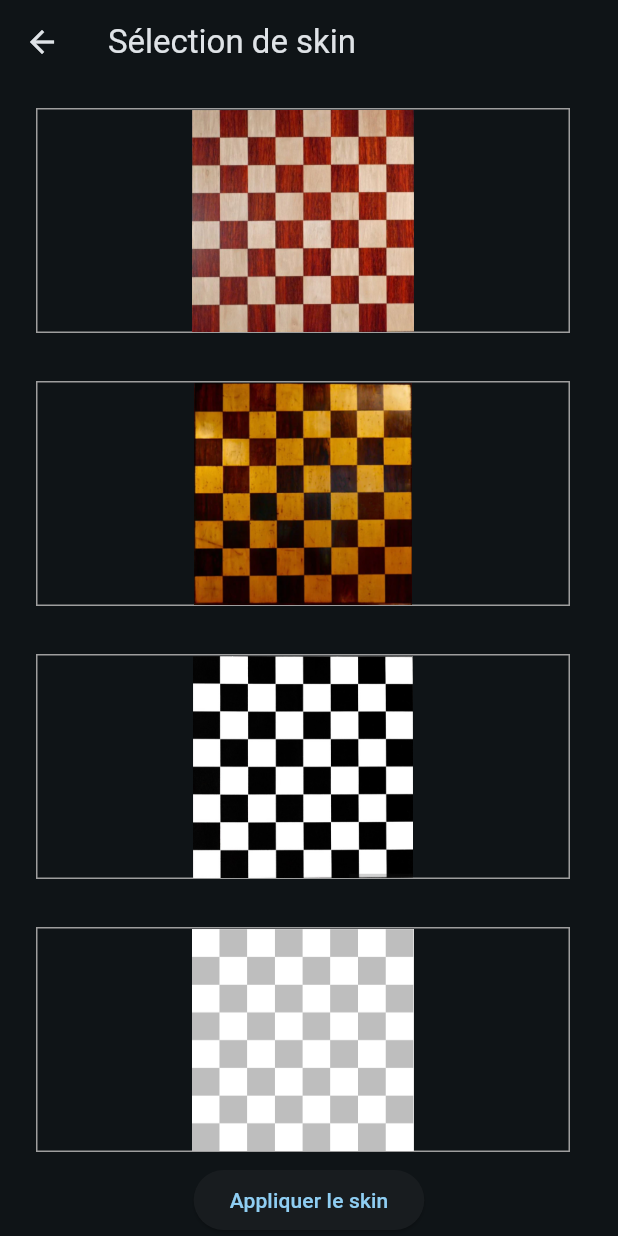
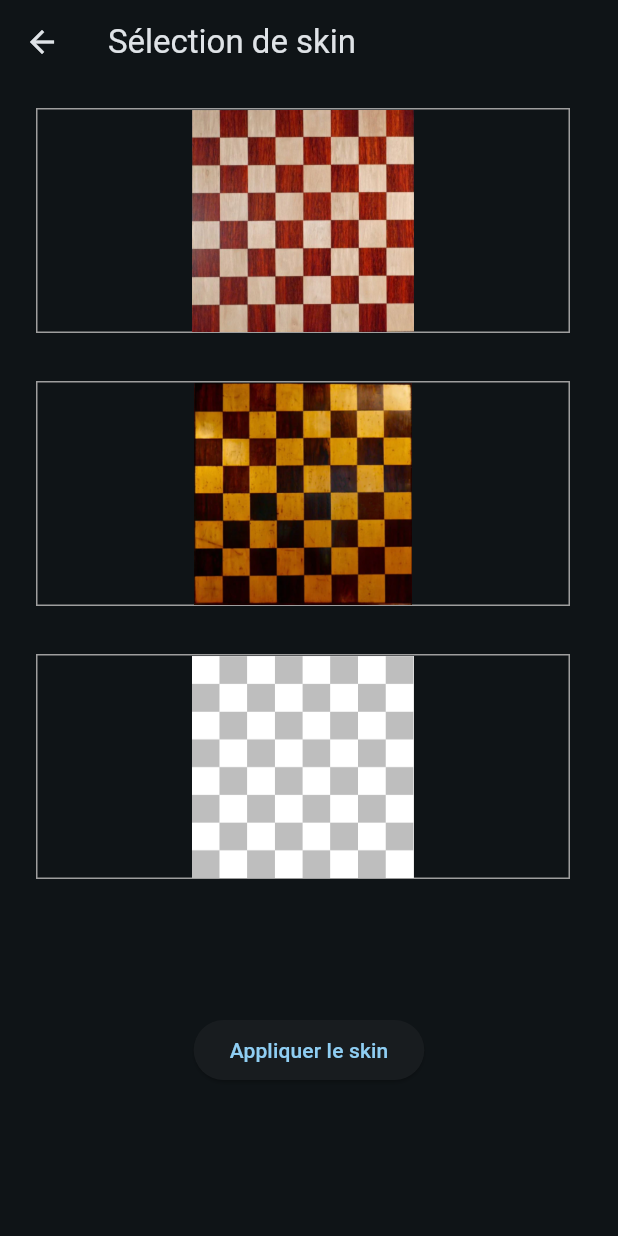
Before and after one commit to mahdilili/ChessFlutter-ETC, a Flutter app: the Skins screen opened directly, on a phone screen of 412 x 824 dp. Run offline on Flutter 3.47's test engine with Material 3 defaults, Android fonts, the light colour scheme and no system bars; our stand-ins replace animated_background, geocoding, geolocator, permission_handler, sqflite; missing offline and left inert: auth0_flutter, restart_app; accounts and stored records are empty.

Commit message:
fix dans les skins

```diff
--- a/chessappmobile/lib/models/square.dart
+++ b/chessappmobile/lib/models/square.dart
@@ -11,7 +11,7 @@ class Square extends StatelessWidget {
   final bool iswhitekingincheck;
   final bool isblackkingincheck;
   final String? selectedPath;
-
+  final String? Skin;
   const Square({
     super.key,
     required this.isWhite,
@@ -23,6 +23,7 @@ class Square extends StatelessWidget {
     required this.onTap,
     required this.isValidMove,
     required this.selectedPath,
+    this.Skin
   });
 
   @override
@@ -55,6 +56,7 @@ class Square extends StatelessWidget {
         else if(skin == "board2"){
           squareColor = isWhite ? Colors.brown[400] : Colors.orange[500];
         }
+
         else {
           squareColor = isWhite ? Colors.grey[400] : Colors.grey[600];
         }
@@ -78,7 +80,7 @@ class Square extends StatelessWidget {
         child: piece != null
             ? Image.asset(
           piece!.PathToImage,
-          color: piece!.isWhite ? Colors.white : Colors.black,
+          color: piece!.isWhite  ? Colors.white : Colors.black,
         )
             : null,
       ),
--- a/chessappmobile/lib/vues/skins.dart
+++ b/chessappmobile/lib/vues/skins.dart
@@ -10,7 +10,6 @@ class _SkinsState extends State<Skins> {
   List<String> skinPaths = [
     "lib/images/board1.PNG",
     "lib/images/board2.PNG",
-    "lib/images/board3.PNG",
     "lib/images/default_board.PNG",
 
   ];
@@ -57,7 +56,9 @@ class _SkinsState extends State<Skins> {
             ),
           ),
 
-          ElevatedButton(
+          Padding(
+            padding: const EdgeInsets.only(bottom: 100),
+            child: ElevatedButton(
               onPressed: () {
                 // TODO: Envoyer le chemin du skin à la classe GameBoard
                 Navigator.pop(context);
@@ -66,6 +67,7 @@ class _SkinsState extends State<Skins> {
               },
               child: Text('Appliquer le skin'),
             ),
+          ),
         ],
       ),
     );
```
Also changed, not shown: chessappmobile/lib/vues/chessboard.dart (+1 -12 lines). Lines whose indentation alone changed are shown as unchanged.
